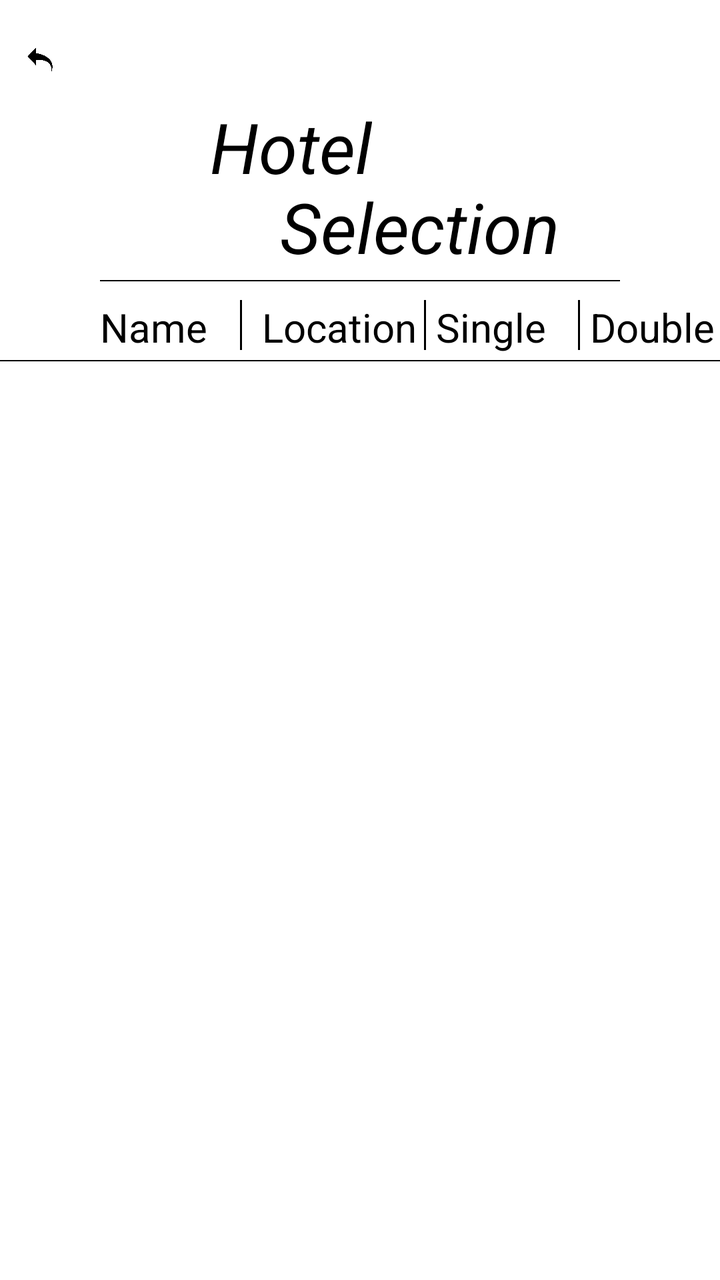
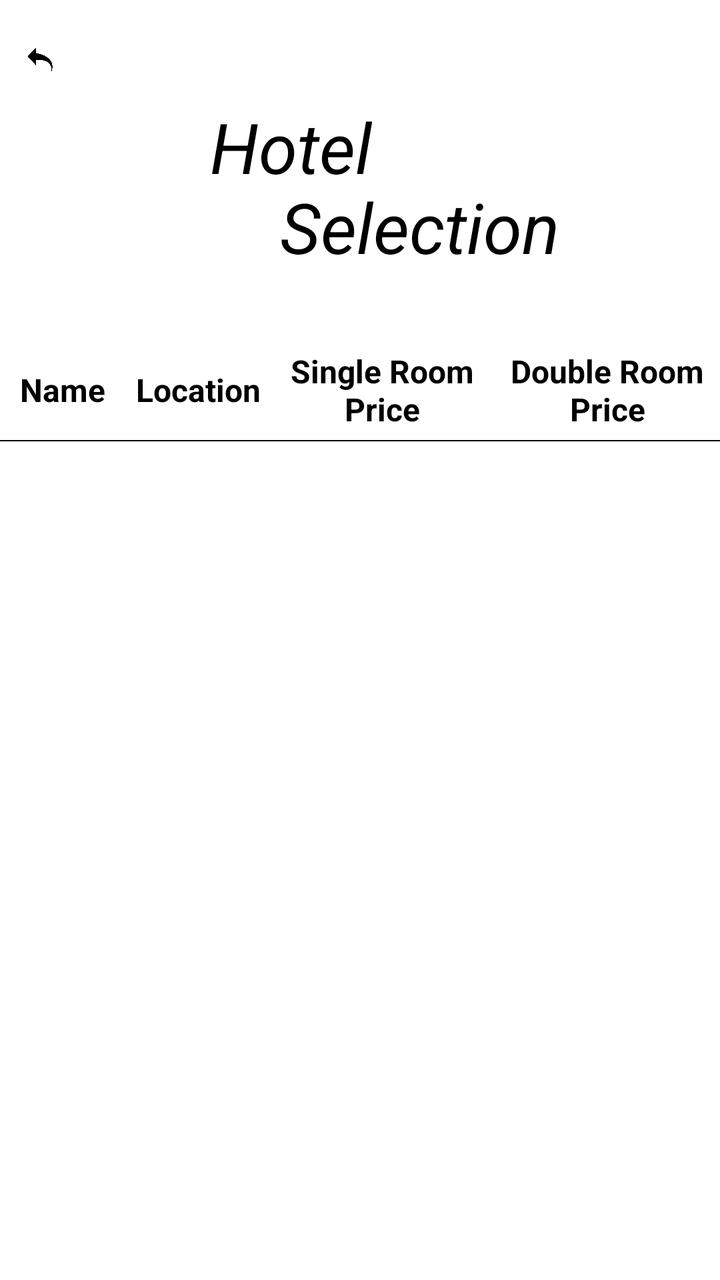

Two renders of the same Android screen: before a commit and after it. Below are the layout's source before the change and the commit's diff.
<!-- AndroidManifest.xml: application theme Theme.Project_Code -->
<!-- res/layout/activity_hotel_selection.xml -->
<?xml version="1.0" encoding="utf-8"?>
<RelativeLayout
    xmlns:android="http://schemas.android.com/apk/res/android"
    xmlns:app="http://schemas.android.com/apk/res-auto"
    xmlns:tools="http://schemas.android.com/tools"
    android:layout_width="match_parent"
    android:layout_height="match_parent"
    tools:context=".presentationLayer.Hotel_Selection">

    <ImageView
        android:id="@+id/back_button"
        android:layout_width="20dp"
        android:layout_height="20dp"
        android:layout_marginStart="10dp"
        android:layout_marginTop="20dp"
        android:background="@drawable/backbutton" />
    <TextView
        android:layout_marginTop="50dp"
        android:layout_marginStart="105dp"
        android:layout_width="wrap_content"
        android:layout_height="50dp"
        android:text="Hotel"
        android:textColor="#000000"
        android:textSize="35dp"
        android:textStyle="italic"
        />

    <TextView
        android:layout_width="wrap_content"
        android:layout_height="50dp"
        android:layout_marginStart="140dp"
        android:layout_marginTop="90dp"
        android:text="Selection"
        android:textColor="#000000"
        android:textSize="35dp"
        android:textStyle="italic"/>

    <View
        android:background="#000"
        android:layout_width="260dp"
        android:layout_marginTop="140dp"
        android:layout_centerHorizontal="true"
        android:layout_height="0.6dp"/>

    <LinearLayout
        android:layout_marginTop="150dp"
        android:layout_width="wrap_content"
        android:layout_height="40dp"
        android:orientation="horizontal"
        android:backgroundTint="#938383"
        >
        <TextView
            android:layout_marginStart="50dp"
            android:layout_width="70dp"
            android:layout_height="30dp"
            android:textSize="20dp"
            android:text="Name"
            android:textColor="#000000"
            />
        <View
            android:background="#000"
            android:layout_width="1dp"
            android:layout_height="25dp"/>

        <TextView
            android:layout_width="80dp"
            android:layout_height="30dp"
            android:layout_marginStart="10dp"
            android:textSize="20dp"
            android:text="Location"
            android:textColor="#000000"
            />
        <View
            android:layout_marginStart="1dp"
            android:background="#000"
            android:layout_width="1dp"
            android:layout_height="25dp"/>

        <TextView
            android:layout_marginStart="5dp"
            android:layout_width="70dp"
            android:layout_height="30dp"
            android:textSize="20dp"
            android:text="Single"
            android:textColor="#000000"
            />
        <View
            android:layout_marginStart="1dp"
            android:background="#000"
            android:layout_width="1dp"
            android:layout_height="25dp"/>

        <TextView
            android:layout_marginStart="5dp"
            android:layout_width="70dp"
            android:layout_height="30dp"
            android:textSize="20dp"
            android:text="Double"
            android:textColor="#000000"
            />

    </LinearLayout>
    <View
        android:background="#000"
        android:layout_width="match_parent"
        android:layout_marginTop="180dp"
        android:layout_centerHorizontal="true"
        android:layout_height="0.6dp"/>

    <androidx.recyclerview.widget.RecyclerView
        android:id="@+id/rv"
        android:layout_width="match_parent"
        android:layout_height="580dp"
        android:layout_marginTop="190dp">
    </androidx.recyclerview.widget.RecyclerView>

</RelativeLayout>
<!-- resources referenced by this layout -->
<resources>
  <!-- drawable backbutton: png bitmap (drawable, 20170 bytes) -->
  <style name="Theme.Project_Code" parent="Theme.MaterialComponents.DayNight.NoActionBar">
          
          <item name="colorPrimary">@color/purple_500</item>
          <item name="colorPrimaryVariant">@color/purple_700</item>
          <item name="colorOnPrimary">@color/white</item>
          
          <item name="colorSecondary">@color/teal_200</item>
          <item name="colorSecondaryVariant">@color/teal_700</item>
          <item name="colorOnSecondary">@color/black</item>
          
          <item name="android:statusBarColor" tools:targetApi="l">?attr/colorPrimaryVariant</item>
          
      </style>
  <color name="purple_500">#FF6200EE</color>
  <color name="purple_700">#FF3700B3</color>
  <color name="white">#FFFFFFFF</color>
  <color name="teal_200">#FF03DAC5</color>
  <color name="teal_700">#FF018786</color>
  <color name="black">#FF000000</color>
</resources>

<!-- the commit's change to res/layout/activity_hotel_selection.xml (unified diff, before → after) -->
@@ -33,85 +33,78 @@
         android:text="Selection"
         android:textColor="#000000"
         android:textSize="35dp"
-        android:textStyle="italic"/>
-
-    <View
-        android:background="#000"
-        android:layout_width="260dp"
-        android:layout_marginTop="140dp"
-        android:layout_centerHorizontal="true"
-        android:layout_height="0.6dp"/>
+        android:textStyle="italic"
+        android:id="@+id/selection"/>
 
     <LinearLayout
-        android:layout_marginTop="150dp"
-        android:layout_width="wrap_content"
-        android:layout_height="40dp"
+        android:layout_marginTop="30dp"
+        android:layout_width="match_parent"
+        android:layout_height="50dp"
         android:orientation="horizontal"
         android:backgroundTint="#938383"
-        >
+        android:layout_below="@+id/selection"
+        android:id="@+id/headings"
+        android:weightSum="4">
+
         <TextView
-            android:layout_marginStart="50dp"
-            android:layout_width="70dp"
-            android:layout_height="30dp"
-            android:textSize="20dp"
+            android:layout_width="0dp"
+            android:layout_weight="0.7"
+            android:layout_height="match_parent"
+            android:textSize="16dp"
             android:text="Name"
             android:textColor="#000000"
+            android:gravity="center"
+            android:textStyle="bold"
             />
-        <View
-            android:background="#000"
-            android:layout_width="1dp"
-            android:layout_height="25dp"/>
 
         <TextView
-            android:layout_width="80dp"
-            android:layout_height="30dp"
-            android:layout_marginStart="10dp"
-            android:textSize="20dp"
+            android:layout_width="0dp"
+            android:layout_weight="0.8"
+            android:layout_height="match_parent"
+            android:gravity="center"
+            android:textSize="16dp"
             android:text="Location"
             android:textColor="#000000"
+            android:textStyle="bold"
             />
-        <View
-            android:layout_marginStart="1dp"
-            android:background="#000"
-            android:layout_width="1dp"
-            android:layout_height="25dp"/>
 
         <TextView
-            android:layout_marginStart="5dp"
-            android:layout_width="70dp"
-            android:layout_height="30dp"
-            android:textSize="20dp"
-            android:text="Single"
+            android:layout_width="0dp"
+            android:layout_weight="1.25"
+            android:layout_height="match_parent"
+            android:textSize="16dp"
+            android:text="Single Room Price"
             android:textColor="#000000"
+            android:gravity="center"
+            android:textStyle="bold"
             />
-        <View
-            android:layout_marginStart="1dp"
-            android:background="#000"
-            android:layout_width="1dp"
-            android:layout_height="25dp"/>
 
         <TextView
-            android:layout_marginStart="5dp"
-            android:layout_width="70dp"
-            android:layout_height="30dp"
-            android:textSize="20dp"
-            android:text="Double"
+            android:layout_width="0dp"
+            android:layout_weight="1.25"
+            android:layout_height="match_parent"
+            android:textSize="16dp"
+            android:text="Double Room Price"
             android:textColor="#000000"
+            android:textAlignment="center"
+            android:textStyle="bold"
+            android:gravity="center"
             />
 
     </LinearLayout>
     <View
         android:background="#000"
         android:layout_width="match_parent"
-        android:layout_marginTop="180dp"
         android:layout_centerHorizontal="true"
-        android:layout_height="0.6dp"/>
+        android:layout_height="0.6dp"
+        android:layout_below="@+id/headings"
+        android:id="@+id/line2" />
 
     <androidx.recyclerview.widget.RecyclerView
         android:id="@+id/rv"
         android:layout_width="match_parent"
         android:layout_height="580dp"
-        android:layout_marginTop="190dp">
+        android:layout_below="@+id/line2">
     </androidx.recyclerview.widget.RecyclerView>
 
 </RelativeLayout>
